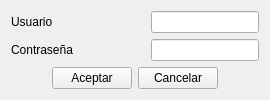
This is configuracion/ui_login.ui in rodety/manager as Qt 5 draws it before an edit. The edited form follows.
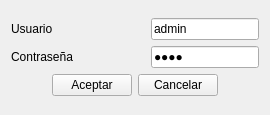
This is the edited form. Icons and pictures are not drawn.

Patch:
```diff
--- a/configuracion/ui_login.ui
+++ b/configuracion/ui_login.ui
@@ -7,7 +7,7 @@
     <x>0</x>
     <y>0</y>
     <width>270</width>
-    <height>97</height>
+    <height>115</height>
    </rect>
   </property>
   <property name="sizePolicy">
@@ -53,6 +53,9 @@
          <verstretch>0</verstretch>
         </sizepolicy>
        </property>
+       <property name="text">
+        <string>admin</string>
+       </property>
       </widget>
      </item>
      <item row="1" column="0">
@@ -75,6 +78,9 @@
          <strikeout>false</strikeout>
         </font>
        </property>
+       <property name="text">
+        <string>root</string>
+       </property>
        <property name="echoMode">
         <enum>QLineEdit::Password</enum>
        </property>
```
Left out of the diff: 4 changed lines with no effect on the pictures.
